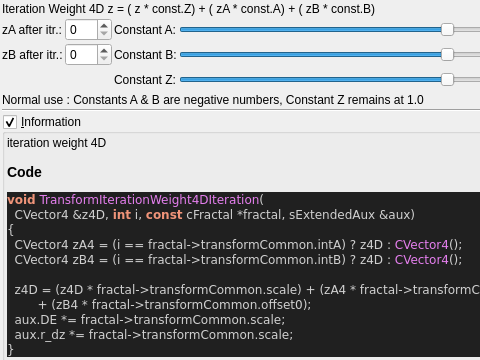
First picture: the form in mandelbulber2/qt_data/fractal_transf_iteration_weight4d.ui, repository buddhi1980/mandelbulber2, before the edit; both pictures show x 0 to 480 and y 0 to 360 of the 808 by 712 pixel window.
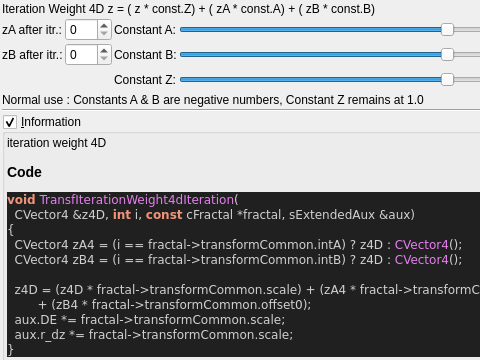
Second picture: the form after the edit. Custom widgets are drawn as their Qt base class.

Diff of the .ui file:
```diff
--- a/mandelbulber2/qt_data/fractal_transf_iteration_weight4d.ui
+++ b/mandelbulber2/qt_data/fractal_transf_iteration_weight4d.ui
@@ -308,7 +308,7 @@
 &lt;/table&gt;
 &lt;h3&gt;Code&lt;/h3&gt;
 &lt;body style=&quot;background-color:#202020&quot;&gt;
-&lt;pre style=&quot;color:#d0d0d0; background-color:#202020;  font-family:'Courier New',monospace;&quot;&gt;&lt;span style=&quot;color:#f09479; font-weight:bold&quot;&gt;void&lt;/span&gt; &lt;span style=&quot;color:#e47eed&quot;&gt;TransformIterationWeight4DIteration&lt;/span&gt;&lt;span style=&quot;color:#d0d0d0&quot;&gt;(&lt;/span&gt;
+&lt;pre style=&quot;color:#d0d0d0; background-color:#202020;  font-family:'Courier New',monospace;&quot;&gt;&lt;span style=&quot;color:#f09479; font-weight:bold&quot;&gt;void&lt;/span&gt; &lt;span style=&quot;color:#e47eed&quot;&gt;TransfIterationWeight4dIteration&lt;/span&gt;&lt;span style=&quot;color:#d0d0d0&quot;&gt;(&lt;/span&gt;
   CVector4 &lt;span style=&quot;color:#d0d0d0&quot;&gt;&amp;amp;&lt;/span&gt;z4D&lt;span style=&quot;color:#d0d0d0&quot;&gt;,&lt;/span&gt; &lt;span style=&quot;color:#f09479; font-weight:bold&quot;&gt;int&lt;/span&gt; i&lt;span style=&quot;color:#d0d0d0&quot;&gt;,&lt;/span&gt; &lt;span style=&quot;color:#f09479; font-weight:bold&quot;&gt;const&lt;/span&gt; cFractal &lt;span style=&quot;color:#d0d0d0&quot;&gt;*&lt;/span&gt;fractal&lt;span style=&quot;color:#d0d0d0&quot;&gt;,&lt;/span&gt; sExtendedAux &lt;span style=&quot;color:#d0d0d0&quot;&gt;&amp;amp;&lt;/span&gt;aux&lt;span style=&quot;color:#d0d0d0&quot;&gt;)&lt;/span&gt;
 &lt;span style=&quot;color:#d0d0d0&quot;&gt;{&lt;/span&gt;
   CVector4 zA4 &lt;span style=&quot;color:#d0d0d0&quot;&gt;= (&lt;/span&gt;i &lt;span style=&quot;color:#d0d0d0&quot;&gt;==&lt;/span&gt; fractal&lt;span style=&quot;color:#d0d0d0&quot;&gt;-&amp;gt;&lt;/span&gt;transformCommon&lt;span style=&quot;color:#d0d0d0&quot;&gt;.&lt;/span&gt;intA&lt;span style=&quot;color:#d0d0d0&quot;&gt;)&lt;/span&gt; ? z4D &lt;span style=&quot;color:#d0d0d0&quot;&gt;:&lt;/span&gt; &lt;span style=&quot;color:#e47eed&quot;&gt;CVector4&lt;/span&gt;&lt;span style=&quot;color:#d0d0d0&quot;&gt;();&lt;/span&gt;
```
Left out of the diff: 4 changed lines with no effect on the pictures.
